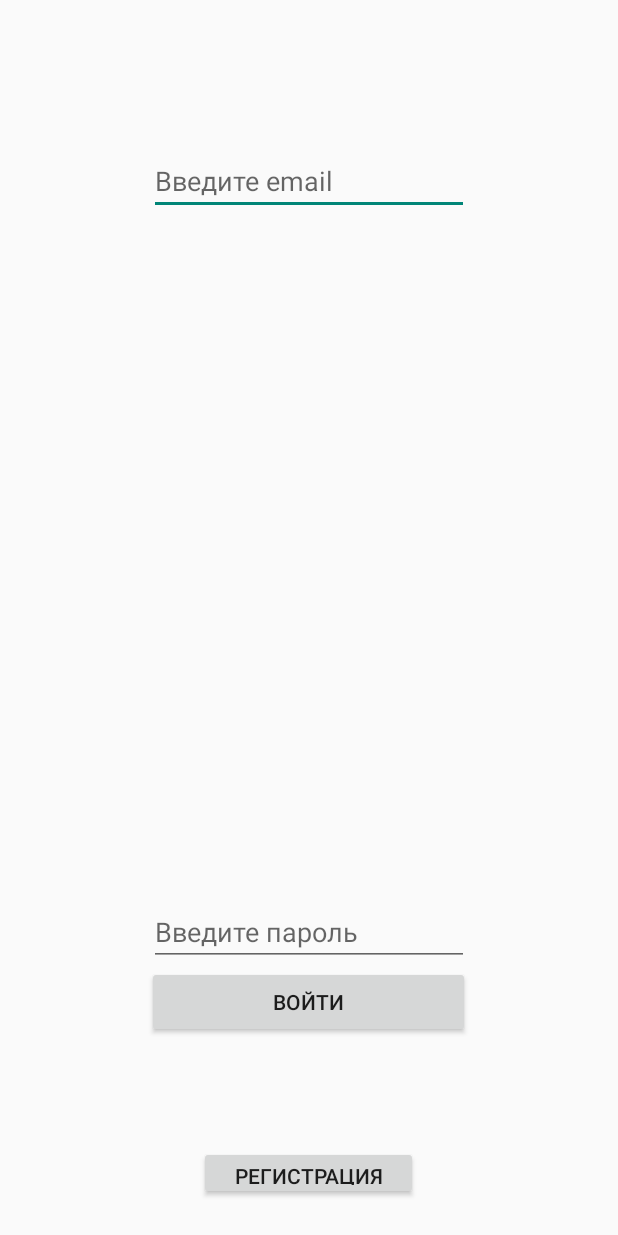
After one commit to rokymiel/TGWoN, an Android app: the layout activity_sign.xml on its own in the app's theme, with its tools: preview values and no code run, on a phone screen of 412 x 824 dp. The commit adds this screen. Run offline under Robolectric (Android 15) with nearby library versions, the phone set to English and light mode, and no system bars.

Commit message:
Sign in(strange gradle!)

```diff
--- a/app/src/main/AndroidManifest.xml
+++ b/app/src/main/AndroidManifest.xml
@@ -20,6 +20,7 @@
         </activity>
         <activity android:name=".GameActivity"></activity>
         <activity android:name=".SettingsAppActivity"></activity>
+        <activity android:name=".SignActivity"></activity>
         <service android:enabled="true" android:name=".MyService" />
     </application>
 
--- a/app/src/main/java/com/example/rokymielsen/tgwon/MainActivity.java
+++ b/app/src/main/java/com/example/rokymielsen/tgwon/MainActivity.java
@@ -11,6 +11,7 @@ public class MainActivity extends AppCompatActivity {
 MyDraw myDraw;
     Intent intent;
     Intent intent2;
+    Intent intent3;
     @Override
     protected void onCreate(Bundle savedInstanceState) {
         super.onCreate(savedInstanceState);
@@ -27,6 +28,10 @@ MyDraw myDraw;
         intent2= new Intent(this,SettingsAppActivity.class);
         startActivity(intent2);
     }
+    public void status(View view){
+        intent3= new Intent(this,SignActivity.class);
+        startActivity(intent3);
+    }
 
 
 
--- a/app/src/main/java/com/example/rokymielsen/tgwon/TheGame.java
+++ b/app/src/main/java/com/example/rokymielsen/tgwon/TheGame.java
@@ -50,7 +50,7 @@ public class TheGame extends View implements Runnable{
         yStatic=scaleHeight/100;
 
         hero= new ControlledHero(42*xStatic,50*yStatic,BitmapFactory.decodeResource(getResources(), R.drawable.alex_legs_strip),BitmapFactory.decodeResource(getResources(), R.drawable.alex_strip),xStatic,yStatic);
-        enemiesCount=1;
+        enemiesCount=3;
         //enemy.add(new Enemy(900,200));
         MyThread myThread = new MyThread();
         myThread.start();
--- /dev/null
+++ b/app/src/main/res/layout/activity_sign.xml
@@ -0,0 +1,59 @@
+<?xml version="1.0" encoding="utf-8"?>
+<RelativeLayout
+    xmlns:android="http://schemas.android.com/apk/res/android"
+    xmlns:app="http://schemas.android.com/apk/res-auto"
+    xmlns:tools="http://schemas.android.com/tools"
+    android:layout_width="match_parent"
+    android:layout_height="match_parent">
+
+    <EditText
+        android:id="@+id/eTeMail"
+        android:layout_width="wrap_content"
+        android:layout_height="wrap_content"
+        android:layout_alignParentTop="true"
+        android:layout_centerHorizontal="true"
+        android:layout_marginTop="98dp"
+        android:ems="10"
+        android:inputType="textEmailAddress"
+        tools:layout_editor_absoluteX="189dp"
+        tools:layout_editor_absoluteY="154dp"
+        android:hint="Введите email"
+        android:theme="@style/MyEditText"
+        />
+
+    <EditText
+        android:id="@+id/eTpassword"
+        android:layout_width="wrap_content"
+        android:layout_height="wrap_content"
+        android:layout_above="@+id/signIn"
+        android:layout_centerHorizontal="true"
+        android:ems="10"
+        android:inputType="textPassword"
+        tools:layout_editor_absoluteX="189dp"
+        tools:layout_editor_absoluteY="100dp"
+        android:hint="Введите пароль"
+        android:theme="@style/MyEditText"
+        />
+
+    <Button
+        android:id="@+id/signIn"
+        android:layout_width="215dp"
+        android:layout_height="wrap_content"
+        android:layout_alignParentBottom="true"
+        android:layout_centerHorizontal="true"
+        android:layout_marginBottom="132dp"
+        android:text="Войти"
+        tools:layout_editor_absoluteX="189dp"
+        tools:layout_editor_absoluteY="200dp" />
+
+    <Button
+        android:id="@+id/registr"
+        android:layout_width="146dp"
+        android:layout_height="36dp"
+        android:layout_alignParentBottom="true"
+        android:layout_centerHorizontal="true"
+        android:layout_marginBottom="24dp"
+        android:text="Регистрация"
+        app:layout_constraintBottom_toBottomOf="parent"
+        tools:layout_editor_absoluteX="223dp" />
+</RelativeLayout>
--- a/app/src/main/res/values/styles.xml
+++ b/app/src/main/res/values/styles.xml
@@ -17,5 +17,8 @@
     <style name="MyRadioButton" parent="Theme.AppCompat.Light">
         <item name="colorControlActivated">#04328f</item>
     </style>
+    <style name="MyEditText" parent="Theme.AppCompat.Light">
+        <item name="android:editTextColor">#04328f</item>
+    </style>
 
 </resources>
--- a/build.gradle
+++ b/build.gradle
@@ -3,18 +3,21 @@
 buildscript {
     repositories {
         jcenter()
+        google()
     }
     dependencies {
-        classpath 'com.android.tools.build:gradle:2.3.3'
+        classpath 'com.android.tools.build:gradle:3.1.2'
 
         // NOTE: Do not place your application dependencies here; they belong
         // in the individual module build.gradle files
+        classpath 'com.google.gms:google-services:3.2.0'
     }
 }
 
 allprojects {
     repositories {
         jcenter()
+        maven { url "https://maven.google.com" }
     }
 }
 
```
Also changed, not shown: app/build.gradle (+12 -6 lines), app/src/main/java/com/example/rokymielsen/tgwon/SignActivity.java (added, +98 -0 lines), app/src/main/res/layout/activity_main.xml (+10 -0 lines).
